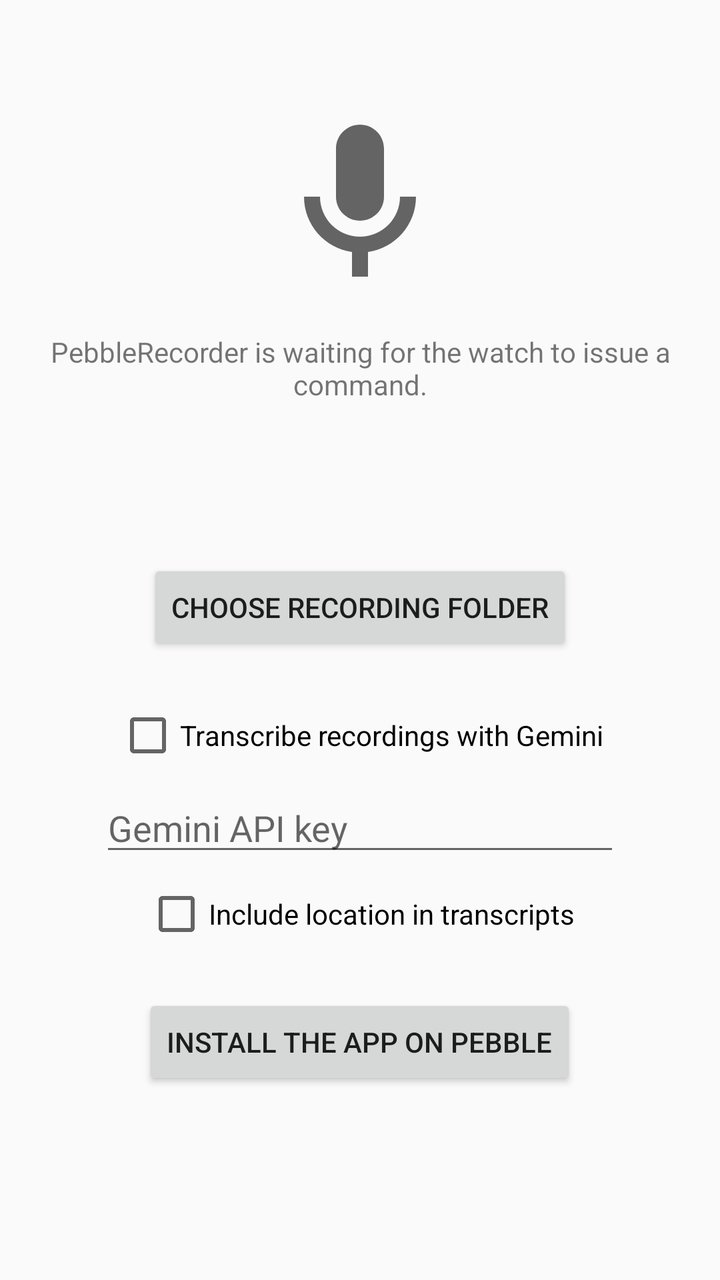
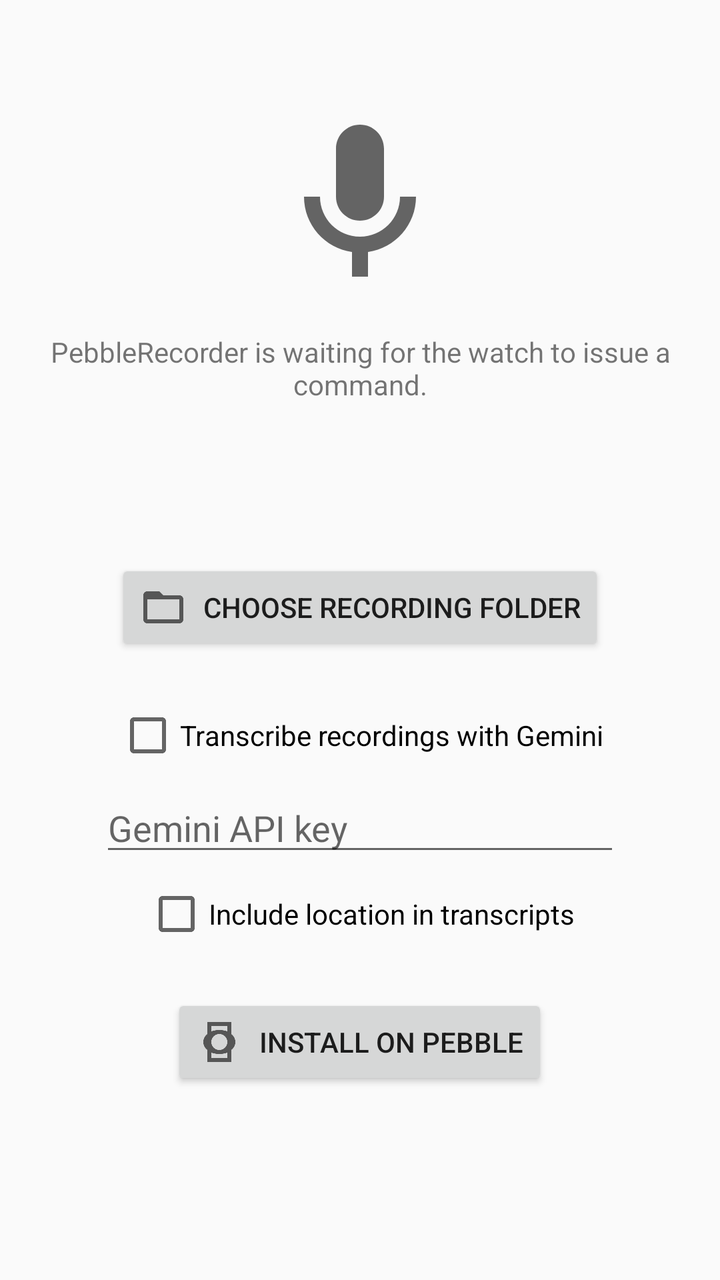

Screens rendered from an Android XML layout before and after an edit, with the pre-edit source and the edit as a unified diff.
<!-- AndroidManifest.xml: activity theme Theme.PebbleRecorder -->
<!-- res/layout/activity_main.xml -->
<?xml version="1.0" encoding="utf-8"?>
<LinearLayout xmlns:android="http://schemas.android.com/apk/res/android"
    android:layout_width="match_parent"
    android:layout_height="match_parent"
    android:orientation="vertical"
    android:gravity="center"
    android:padding="24dp">

    <ImageView
        android:layout_width="96dp"
        android:layout_height="96dp"
        android:layout_marginBottom="16dp"
        android:contentDescription="@null"
        android:src="@drawable/ic_mic" />

    <TextView
        android:id="@+id/status_text"
        android:layout_width="wrap_content"
        android:layout_height="wrap_content"
        android:gravity="center"
        android:text="@string/main_status_text" />

    <TextView
        android:id="@+id/recording_status_text"
        android:layout_width="wrap_content"
        android:layout_height="wrap_content"
        android:layout_marginTop="8dp"
        android:gravity="center"
        android:textStyle="bold" />

    <TextView
        android:id="@+id/permissions_text"
        android:layout_width="wrap_content"
        android:layout_height="wrap_content"
        android:layout_marginTop="16dp"
        android:gravity="center" />

    <Button
        android:id="@+id/battery_settings_button"
        android:layout_width="wrap_content"
        android:layout_height="wrap_content"
        android:layout_marginTop="16dp"
        android:visibility="gone"
        android:text="@string/battery_settings_button" />

    <Button
        android:id="@+id/choose_folder_button"
        android:layout_width="wrap_content"
        android:layout_height="wrap_content"
        android:layout_marginTop="16dp"
        android:text="@string/choose_folder_button" />

    <CheckBox
        android:id="@+id/gemini_enabled_checkbox"
        android:layout_width="wrap_content"
        android:layout_height="wrap_content"
        android:layout_marginTop="24dp"
        android:text="@string/gemini_enabled_label" />

    <EditText
        android:id="@+id/gemini_api_key_input"
        android:layout_width="260dp"
        android:layout_height="wrap_content"
        android:layout_marginTop="8dp"
        android:autofillHints=""
        android:hint="@string/gemini_api_key_hint"
        android:importantForAutofill="no"
        android:inputType="textPassword" />

    <CheckBox
        android:id="@+id/gemini_location_checkbox"
        android:layout_width="wrap_content"
        android:layout_height="wrap_content"
        android:layout_marginTop="8dp"
        android:text="@string/gemini_location_label" />

    <Button
        android:id="@+id/install_watchapp_button"
        android:layout_width="wrap_content"
        android:layout_height="wrap_content"
        android:layout_marginTop="24dp"
        android:text="@string/install_watchapp_button" />

    <TextView
        android:id="@+id/version_text"
        android:layout_width="wrap_content"
        android:layout_height="wrap_content"
        android:layout_marginTop="24dp"
        android:alpha="0.6"
        android:textSize="12sp" />

</LinearLayout>
<!-- resources referenced by this layout -->
<resources>
  <!-- drawable ic_mic (drawable) -->
  <vector xmlns:android="http://schemas.android.com/apk/res/android"
      android:width="24dp"
      android:height="24dp"
      android:viewportWidth="24"
      android:viewportHeight="24">
      <path
          android:fillColor="?attr/colorControlNormal"
          android:pathData="M12,14c1.66,0 3,-1.34 3,-3V5c0,-1.66 -1.34,-3 -3,-3S9,3.34 9,5v6C9,12.66 10.34,14 12,14z
              M17,11c0,2.76 -2.24,5 -5,5s-5,-2.24 -5,-5H5c0,3.53 2.61,6.43 6,6.92V21h2v-3.08c3.39,-0.49 6,-3.39 6,-6.92H17z" />
  </vector>
  <string name="battery_settings_button">Allow unrestricted battery use</string>
  <string name="choose_folder_button">Choose recording folder</string>
  <string name="gemini_api_key_hint">Gemini API key</string>
  <string name="gemini_enabled_label">Transcribe recordings with Gemini</string>
  <string name="gemini_location_label">Include location in transcripts</string>
  <string name="install_watchapp_button">Install the app on Pebble</string>
  <string name="main_status_text">PebbleRecorder is waiting for the watch to issue a command.</string>
  <style name="Theme.PebbleRecorder" parent="Theme.AppCompat.DayNight.NoActionBar" />
</resources>

<!-- the commit's change to res/layout/activity_main.xml (unified diff, before → after) -->
@@ -28,6 +28,13 @@
         android:gravity="center"
         android:textStyle="bold" />
 
+    <com.pebblerecorder.app.SpectrogramView
+        android:id="@+id/spectrogram"
+        android:layout_width="280dp"
+        android:layout_height="80dp"
+        android:layout_marginTop="12dp"
+        android:visibility="gone" />
+
     <TextView
         android:id="@+id/permissions_text"
         android:layout_width="wrap_content"
@@ -48,6 +55,8 @@
         android:layout_width="wrap_content"
         android:layout_height="wrap_content"
         android:layout_marginTop="16dp"
+        android:drawableStart="@drawable/ic_folder"
+        android:drawablePadding="8dp"
         android:text="@string/choose_folder_button" />
 
     <CheckBox
@@ -76,10 +85,22 @@
 
     <Button
         android:id="@+id/install_watchapp_button"
+        android:drawableStart="@drawable/ic_watch"
+        android:drawablePadding="8dp"
         android:layout_width="wrap_content"
         android:layout_height="wrap_content"
         android:layout_marginTop="24dp"
         android:text="@string/install_watchapp_button" />
+
+    <Button
+        android:id="@+id/check_updates_button"
+        android:drawableStart="@drawable/ic_system_update"
+        android:drawablePadding="8dp"
+        android:layout_width="wrap_content"
+        android:layout_height="wrap_content"
+        android:layout_marginTop="8dp"
+        android:visibility="gone"
+        android:text="@string/check_updates_button" />
 
     <TextView
         android:id="@+id/version_text"
<!-- resource entries referenced after the edit -->
@@ -1,5 +1,16 @@
 <!-- resources referenced by this layout -->
 <resources>
+  <!-- drawable ic_folder (drawable) -->
+  <vector xmlns:android="http://schemas.android.com/apk/res/android"
+      android:width="24dp"
+      android:height="24dp"
+      android:viewportWidth="24"
+      android:viewportHeight="24">
+      
+      <path
+          android:fillColor="?attr/colorControlNormal"
+          android:pathData="M20,6h-8l-2,-2H4C2.9,4 2.01,4.9 2.01,6L2,18c0,1.1 0.9,2 2,2h16c1.1,0 2,-0.9 2,-2V8C22,6.9 21.1,6 20,6zM20,18H4V8h16V18z" />
+  </vector>
   <!-- drawable ic_mic (drawable) -->
   <vector xmlns:android="http://schemas.android.com/apk/res/android"
       android:width="24dp"
@@ -11,12 +22,35 @@
           android:pathData="M12,14c1.66,0 3,-1.34 3,-3V5c0,-1.66 -1.34,-3 -3,-3S9,3.34 9,5v6C9,12.66 10.34,14 12,14z
               M17,11c0,2.76 -2.24,5 -5,5s-5,-2.24 -5,-5H5c0,3.53 2.61,6.43 6,6.92V21h2v-3.08c3.39,-0.49 6,-3.39 6,-6.92H17z" />
   </vector>
+  <!-- drawable ic_system_update (drawable) -->
+  <?xml version="1.0" encoding="utf-8"?>
+  <vector xmlns:android="http://schemas.android.com/apk/res/android"
+      android:width="24dp"
+      android:height="24dp"
+      android:viewportWidth="24"
+      android:viewportHeight="24">
+      <path
+          android:fillColor="?attr/colorControlNormal"
+          android:pathData="M17,1.01L7,1c-1.1,0 -2,0.9 -2,2v18c0,1.1 0.9,2 2,2h10c1.1,0 2,-0.9 2,-2V3c0,-1.1 -0.9,-1.99 -2,-1.99zM17,19H7V5h10v14zM16,13h-3V8h-2v5H8l4,4 4,-4z" />
+  </vector>
+  <!-- drawable ic_watch (drawable) -->
+  <?xml version="1.0" encoding="utf-8"?>
+  <vector xmlns:android="http://schemas.android.com/apk/res/android"
+      android:width="24dp"
+      android:height="24dp"
+      android:viewportWidth="24"
+      android:viewportHeight="24">
+      <path
+          android:fillColor="?attr/colorControlNormal"
+          android:pathData="M20,12c0,-1.64 -0.81,-3.09 -2.06,-3.98L18,2H6l0.06,6.01C4.81,8.9 4,10.35 4,12s0.81,3.09 2.06,3.98L6,22h12l-0.06,-6.01C19.19,15.09 20,13.65 20,12zM8,4h8v2.7c-1.2,-0.46 -2.56,-0.7 -4,-0.7s-2.8,0.24 -4,0.7V4zM16,20H8v-2.7c1.2,0.46 2.56,0.7 4,0.7s2.8,-0.24 4,-0.7V20zM12,16c-2.21,0 -4,-1.79 -4,-4s1.79,-4 4,-4 4,1.79 4,4 -1.79,4 -4,4z" />
+  </vector>
   <string name="battery_settings_button">Allow unrestricted battery use</string>
+  <string name="check_updates_button">Check for updates</string>
   <string name="choose_folder_button">Choose recording folder</string>
   <string name="gemini_api_key_hint">Gemini API key</string>
   <string name="gemini_enabled_label">Transcribe recordings with Gemini</string>
   <string name="gemini_location_label">Include location in transcripts</string>
-  <string name="install_watchapp_button">Install the app on Pebble</string>
+  <string name="install_watchapp_button">Install on Pebble</string>
   <string name="main_status_text">PebbleRecorder is waiting for the watch to issue a command.</string>
   <style name="Theme.PebbleRecorder" parent="Theme.AppCompat.DayNight.NoActionBar" />
 </resources>
